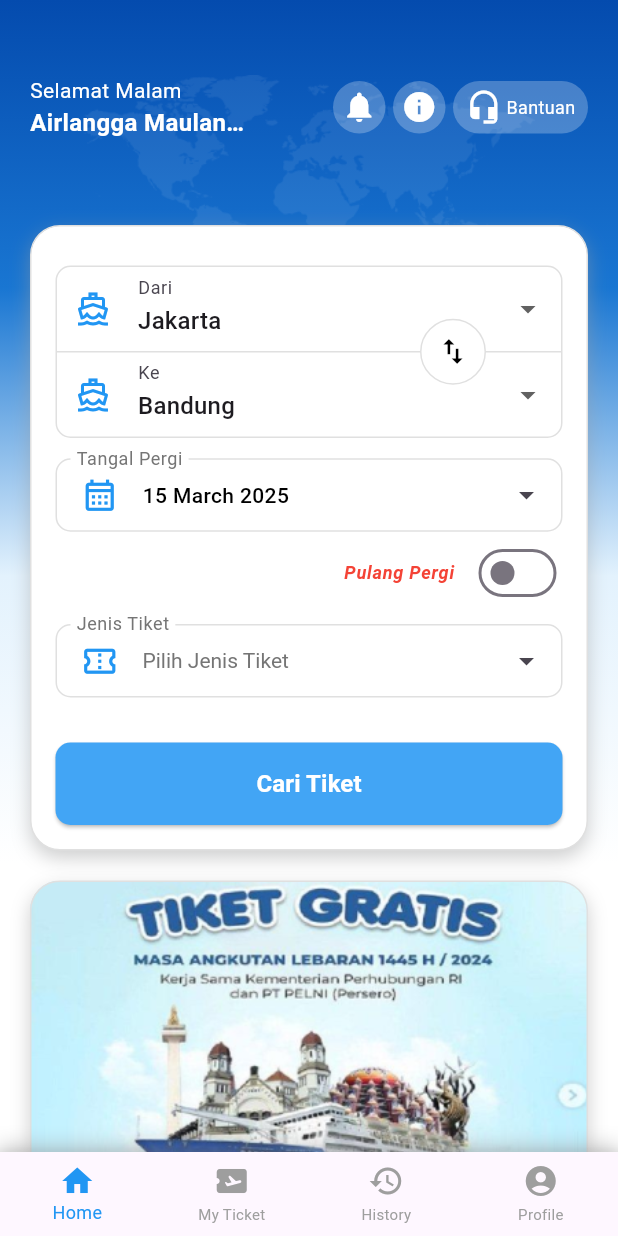
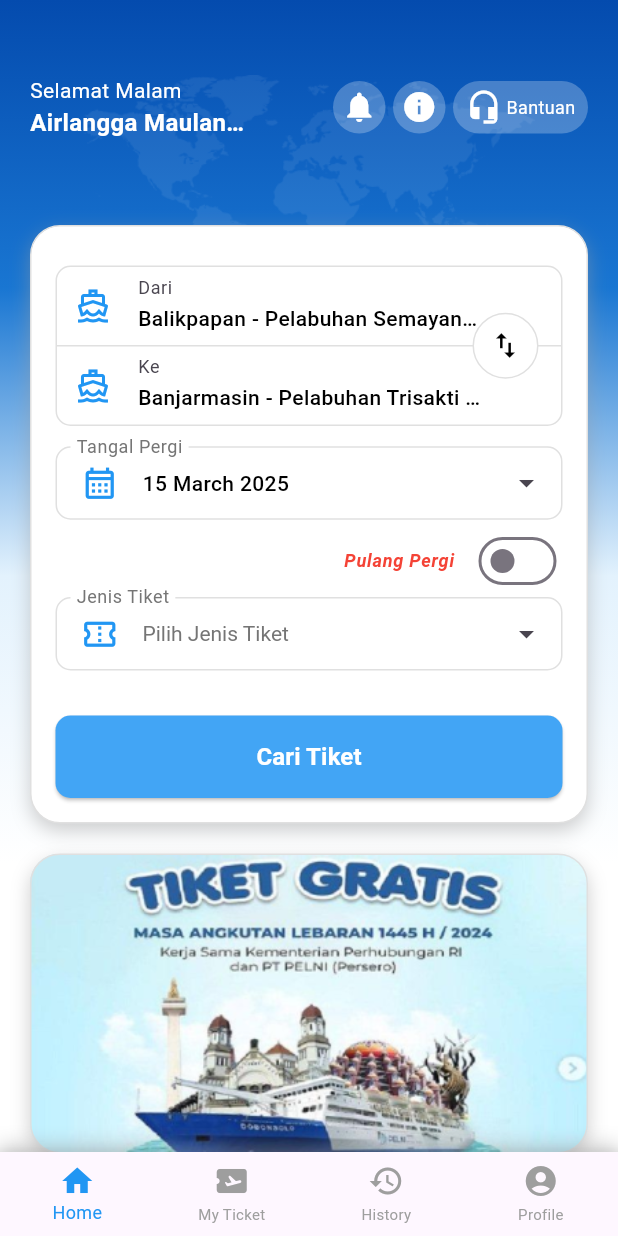
Before and after one commit to Angga21104050/eval-dlu-ferry, a Flutter app: the screen it shows after launch, on a phone screen of 412 x 824 dp. Run offline on Flutter 3.47's test engine with Material 3 defaults, Android fonts, the phone set to English and light mode, and no system bars; our stand-ins replace get, table_calendar.

Commit message:
edit: tampilan dan menambahkan fungsi search pada CitySwitcher

```diff
--- /dev/null
+++ b/lib/app/data/port_city.dart
@@ -0,0 +1,26 @@
+// data kota pelabuhan
+final List<String> portCityList = [
+  'Balikpapan - Pelabuhan Semayang - BPN',
+  'Banjarmasin - Pelabuhan Trisakti - BDJ',
+  'Batulicin - Pelabuhan Samudra - BTW',
+  'Baubau - Pelabuhan Murhum - BUW',
+  'Bawean - BWN',
+  'Benoa - BNA',
+  'Ende - Pelabuhan Ippi - ENE',
+  'Gresik - GRE',
+  'Ketapang Kalbar - Pelabuhan Perintis - KTG',
+  'Kumai - Pelabuhan Panglima Utar - KUM',
+  'Kupang - Pelabuhan Tenau - KOE',
+  'Labuan Bajo - Pelabuhan Wae Kelambu - LBO',
+  'Lombok - Pelabuhan Lembar/Gilimas - LOM',
+  'Makassar - Pelabuhan Soekarno Hatta - MAK',
+  'Maumere - Pelabuhan Lorens Say - MOF',
+  'Palu - Pelabuhan Donggala - DON',
+  'Parepare - Pelabuhan Nusantara - PAP',
+  'Pontianak - Pelabuhan Dwikora - PNK',
+  'Sampit - Pelabuhan Mentaya - SMQ',
+  'Selayar - KSR',
+  'Semarang - Pelabuhan Tanjung Emas - SRG',
+  'Surabaya - Pelabuhan Tanjung Perak - SUB',
+  'Waingapu - Pelabuhan Waingapu - WGP',
+];
--- a/lib/app/modules/home/components/city_switcher.dart
+++ b/lib/app/modules/home/components/city_switcher.dart
@@ -1,4 +1,5 @@
 import 'package:flutter/material.dart';
+import '../../../data/port_city.dart';
 
 class CitySwitcher extends StatefulWidget {
   const CitySwitcher({super.key});
@@ -8,8 +9,17 @@ class CitySwitcher extends StatefulWidget {
 }
 
 class _CitySwitcherState extends State<CitySwitcher> {
-  String _fromCity = 'Jakarta';
-  String _toCity = 'Bandung';
+  late String _fromCity;
+  late String _toCity;
+  final List<String> _cities = portCityList;
+  String _searchQuery = '';
+
+  @override
+  void initState() {
+    super.initState();
+    _fromCity = _cities.isNotEmpty ? _cities[0] : 'DefaultCity';
+    _toCity = _cities.length > 1 ? _cities[1] : 'DefaultCity';
+  }
 
   void swapCities() {
     setState(() {
@@ -17,6 +27,112 @@ class _CitySwitcherState extends State<CitySwitcher> {
       _fromCity = _toCity;
       _toCity = temp;
     });
+  }
+
+  void _showCitySelection(BuildContext context, bool isFromCity) {
+    showModalBottomSheet(
+      context: context,
+      backgroundColor: Colors.transparent,
+      barrierColor: Colors.black.withOpacity(0.5),
+      isScrollControlled: true,
+      shape: RoundedRectangleBorder(
+        borderRadius: BorderRadius.vertical(top: Radius.circular(16)),
+      ),
+      builder: (context) {
+        return StatefulBuilder(
+          builder: (context, setModal) {
+            List<String> filteredCities =
+                _cities
+                    .where(
+                      (city) => city.toLowerCase().contains(
+                        _searchQuery.toLowerCase(),
+                      ),
+                    )
+                    .toList();
+            return AnimatedContainer(
+              duration: Duration(milliseconds: 500),
+              curve: Curves.easeOut,
+              height: 800,
+              padding: EdgeInsets.all(16),
+              decoration: BoxDecoration(
+                color: Colors.white,
+                borderRadius: BorderRadius.vertical(top: Radius.circular(16)),
+              ),
+              child: Column(
+                mainAxisSize: MainAxisSize.min,
+                children: [
+                  Text(
+                    isFromCity
+                        ? "Pilih Kota Keberangkatan"
+                        : "Pilih Kota Tujuan",
+                    style: TextStyle(fontSize: 18, fontWeight: FontWeight.bold),
+                  ),
+                  Divider(color: Colors.blue),
+                  Padding(
+                    padding: const EdgeInsets.symmetric(
+                      horizontal: 8,
+                      vertical: 8,
+                    ),
+                    child: TextField(
+                      decoration: InputDecoration(
+                        hintText: 'Cari Pelabuhan...',
+                        prefixIcon: Icon(Icons.search_outlined),
+                        border: OutlineInputBorder(
+                          borderRadius: BorderRadius.circular(16),
+                        ),
+                        focusedBorder: OutlineInputBorder(
+                          borderRadius: BorderRadius.circular(16),
+                          borderSide: BorderSide(color: Colors.blue),
+                        ),
+                      ),
+                      onChanged: (value) {
+                        setModal(() {
+                          _searchQuery = value;
+                        });
+                      },
+                    ),
+                  ),
+                  Expanded(
+                    child: ListView(
+                      shrinkWrap: true,
+                      children:
+                          filteredCities.map((String city) {
+                            return ListTile(
+                              title: Text(
+                                city,
+                                style: TextStyle(
+                                  fontSize: 14,
+                                  color:
+                                      (isFromCity ? _fromCity : _toCity) == city
+                                          ? Colors.blue
+                                          : Colors.black,
+                                ),
+                              ),
+                              trailing:
+                                  (isFromCity ? _fromCity : _toCity) == city
+                                      ? Icon(Icons.check, color: Colors.blue)
+                                      : null,
+                              onTap: () {
+                                setState(() {
+                                  if (isFromCity) {
+                                    _fromCity = city;
+                                  } else {
+                                    _toCity = city;
+                                  }
+                                });
+                                Navigator.pop(context);
+                              },
+                            );
+                          }).toList(),
+                    ),
+                  ),
+                ],
+              ),
+            );
+          },
+        );
+      },
+    );
   }
 
   @override
@@ -35,7 +151,6 @@ class _CitySwitcherState extends State<CitySwitcher> {
             children: [
               Column(
                 children: [
-                  // Dropdown Kota Keberangkatan
                   Row(
                     children: [
                       Padding(
@@ -47,44 +162,33 @@ class _CitySwitcherState extends State<CitySwitcher> {
                         ),
                       ),
                       Expanded(
+                        child: InkWell(
+                          onTap: () => _showCitySelection(context, true),
                           child: Padding(
-                          padding: const EdgeInsets.only(left: 6, right: 10),
-                          child: DropdownButtonFormField<String>(
+                            padding: const EdgeInsets.only(left: 6, right: 50),
+                            child: InputDecorator(
                               decoration: InputDecoration(
                                 labelText: 'Dari',
                                 border: InputBorder.none,
                               ),
-                            value: _fromCity,
-                            items: [
-                              DropdownMenuItem(
-                                value: 'Jakarta',
-                                child: Text('Jakarta'),
+                              child: Text(
+                                _fromCity,
+                                style: TextStyle(
+                                  fontSize: 14,
+                                  fontWeight: FontWeight.w500,
+                                  color: Colors.black,
                                 ),
-                              DropdownMenuItem(
-                                value: 'Bandung',
-                                child: Text('Bandung'),
+                                overflow:
+                                    TextOverflow.ellipsis, // Tambahkan ini
+                                maxLines: 1, // Pastikan hanya satu baris
                               ),
-                              DropdownMenuItem(
-                                value: 'Surabaya',
-                                child: Text('Surabaya'),
                             ),
-                            ],
-                            onChanged: (String? value) {
-                              setState(() {
-                                _fromCity = value!;
-                              });
-                            },
                           ),
                         ),
                       ),
                     ],
                   ),
-                  Divider(
-                    color: Colors.grey.shade300, // Warna garis
-                    thickness: 1, // Ketebalan garis
-                    height: 1, // Mengurangi ruang kosong di atas & bawah garis
-                  ),
-                  // Dropdown Kota Tujuan
+                  Divider(color: Colors.grey.shade300, thickness: 1, height: 1),
                   Row(
                     children: [
                       Padding(
@@ -96,33 +200,27 @@ class _CitySwitcherState extends State<CitySwitcher> {
                         ),
                       ),
                       Expanded(
+                        child: InkWell(
+                          onTap: () => _showCitySelection(context, false),
                           child: Padding(
-                          padding: const EdgeInsets.only(left: 6, right: 10),
-                          child: DropdownButtonFormField<String>(
+                            padding: const EdgeInsets.only(left: 6, right: 50),
+                            child: InputDecorator(
                               decoration: InputDecoration(
                                 labelText: 'Ke',
                                 border: InputBorder.none,
                               ),
-                            value: _toCity,
-                            items: [
-                              DropdownMenuItem(
-                                value: 'Jakarta',
-                                child: Text('Jakarta'),
+                              child: Text(
+                                _toCity,
+                                style: TextStyle(
+                                  fontSize: 14,
+                                  fontWeight: FontWeight.w500,
+                                  color: Colors.black,
                                 ),
-                              DropdownMenuItem(
-                                value: 'Bandung',
-                                child: Text('Bandung'),
+                                overflow:
+                                    TextOverflow.ellipsis, // Tambahkan ini
+                                maxLines: 1, // Pastikan hanya satu baris
                               ),
-                              DropdownMenuItem(
-                                value: 'Surabaya',
-                                child: Text('Surabaya'),
                             ),
-                            ],
-                            onChanged: (String? value) {
-                              setState(() {
-                                _toCity = value!;
-                              });
-                            },
                           ),
                         ),
                       ),
@@ -130,10 +228,8 @@ class _CitySwitcherState extends State<CitySwitcher> {
                   ),
                 ],
               ),
-              // Tombol Tukar Posisi di Tengah
               Positioned(
-                right: 50,
-                // Posisikan tombol di tengah kedua dropdown
+                right: 15,
                 child: Container(
                   height: 44,
                   width: 44,
--- a/lib/app/modules/home/components/ticket_type.dart
+++ b/lib/app/modules/home/components/ticket_type.dart
@@ -146,7 +146,7 @@ class _TicketTypeState extends State<TicketType> {
   @override
   Widget build(BuildContext context) {
     return Container(
-      margin: EdgeInsets.only(top: 10, bottom: 10),
+      margin: EdgeInsets.only(top: 0, bottom: 10),
       child: InkWell(
         onTap: () => _showMultiSelectDialog(context),
         child: InputDecorator(
```
Also changed, not shown: 1 other file. Lines whose indentation alone changed are shown as unchanged.
